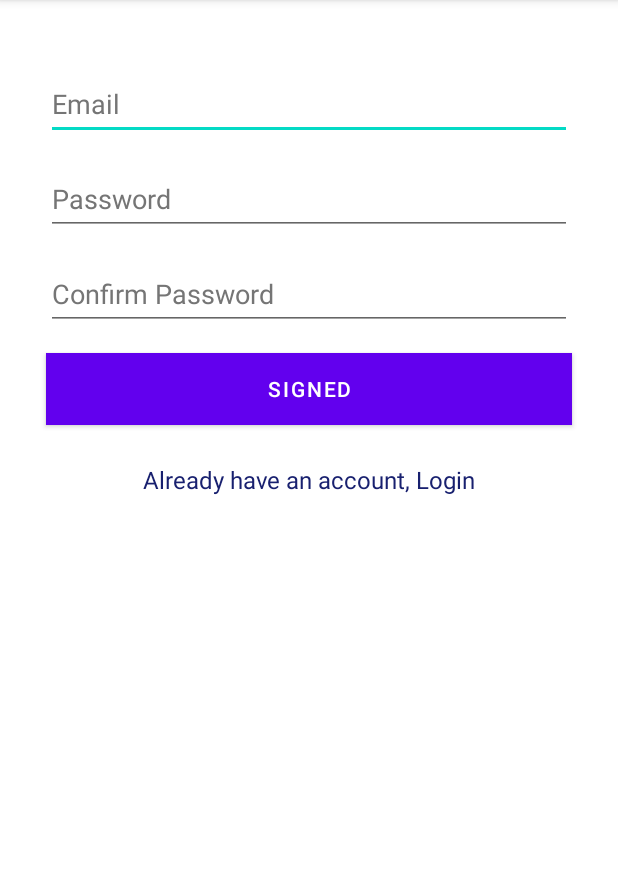
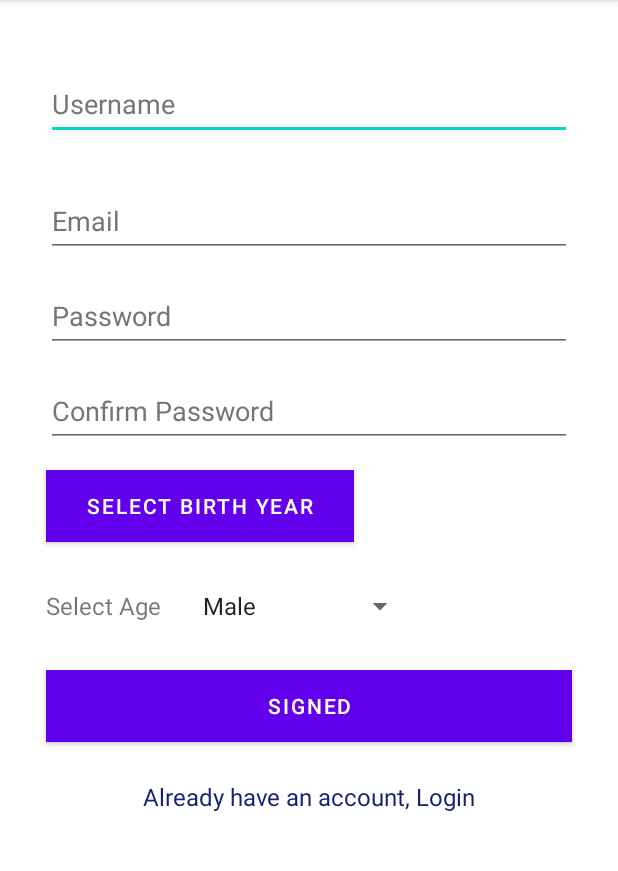
Before and after one commit to ELIJDAYO/mco2, an Android app: the screen it shows after launch (RegistrationActivity), after a tap on "SIGNED", on a phone screen of 412 x 824 dp, the part 84-955 px from its top. Run offline under Robolectric (Android 15) with nearby library versions, the phone set to English and light mode, and no system bars; our stand-ins replace Firebase (no records; nobody signed in at launch, a user with empty details on screens opened directly).

Commit message:
working on saveuserinfo

```diff
--- a/app/build.gradle
+++ b/app/build.gradle
@@ -45,8 +45,12 @@ dependencies {
     testImplementation 'junit:junit:4.13.2'
     androidTestImplementation 'androidx.test.ext:junit:1.1.3'
     androidTestImplementation 'androidx.test.espresso:espresso-core:3.4.0'
-
 //    scalable unit size
     implementation 'com.intuit.ssp:ssp-android:1.1.0'
     implementation 'com.intuit.sdp:sdp-android:1.1.0'
+
+    implementation 'com.google.firebase:firebase-analytics:21.2.0'
+    implementation 'com.google.firebase:firebase-database:20.1.0'
+
+
 }
--- a/app/src/main/java/ph/dlsu/mobdeve/dayon/elijah/s11/mco2/RegistrationActivity.kt
+++ /dev/null
@@ -1,88 +0,0 @@
-package ph.dlsu.mobdeve.dayon.elijah.s11.mco2
-
-import android.app.DatePickerDialog
-import android.content.ContentValues.TAG
-import android.content.Intent
-import android.os.Build
-import androidx.appcompat.app.AppCompatActivity
-import android.os.Bundle
-import android.util.Log
-import android.view.View
-import android.widget.DatePicker
-import android.widget.Toast
-import androidx.annotation.RequiresApi
-import com.google.firebase.auth.FirebaseAuth
-import com.google.firebase.auth.ktx.auth
-import com.google.firebase.ktx.Firebase
-import ph.dlsu.mobdeve.dayon.elijah.s11.mco2.databinding.ActivityRegistrationBinding
-import java.text.SimpleDateFormat
-import java.time.Year
-import java.util.*
-
-class RegistrationActivity : AppCompatActivity(), DatePickerDialog.OnDateSetListener {
-    private lateinit var binding:ActivityRegistrationBinding
-    private val calendar = Calendar.getInstance()
-    private val formatter = SimpleDateFormat("mm/dd/yyyy",Locale.JAPAN)
-    // create Firebase authentication object
-    private lateinit var auth: FirebaseAuth
-    private var chosenyear: Int = 0
-    @RequiresApi(Build.VERSION_CODES.N)
-    override fun onCreate(savedInstanceState: Bundle?) {
-        super.onCreate(savedInstanceState)
-        binding = ActivityRegistrationBinding.inflate(layoutInflater)
-        setContentView(binding.root)
-        // Initialising auth object
-        auth = Firebase.auth
-        binding.btnSSigned.setOnClickListener {
-            signUpUser()
-        }
-
-        // switching from signUp Activity to Login Activity
-        binding.tvRedirectLogin.setOnClickListener {
-            val intent = Intent(this, LoginActivity::class.java)
-            startActivity(intent)
-        }
-        binding.btnYear.setOnClickListener {
-            DatePickerDialog(this,this,calendar.get(Calendar.YEAR),calendar.get(Calendar.MONTH),calendar.get(Calendar.DAY_OF_MONTH)).show()
-        }
-    }
-
-    private fun signUpUser() {
-        val email = binding.etSEmailAddress.text.toString()
-        val pass = binding.etSPassword.text.toString()
-        val confpass = binding.etSConfPassword.text.toString()
-        // check pass
-        if (email.isEmpty() || pass.isEmpty() || confpass.isEmpty()) {
-            Toast.makeText(this, "Email and Password can't be blank", Toast.LENGTH_SHORT).show()
-            return
-        }
-
-        if (pass != confpass) {
-            Toast.makeText(this, "Password and Confirm Password do not match", Toast.LENGTH_SHORT)
-                .show()
-            return
-        }
-        // If all credential are correct
-        // We call createUserWithEmailAndPassword
-        // using auth object and pass the
-        // email and pass in it.
-        auth.createUserWithEmailAndPassword(email, pass).addOnCompleteListener(this) {
-            if (it.isSuccessful) {
-                Toast.makeText(this, "Successfully Singed Up", Toast.LENGTH_SHORT).show()
-                finish()
-            } else {
-                Log.w(TAG, "signInWithCustomToken:failure", it.exception)
-                Toast.makeText(this, "Singed Up Failed!", Toast.LENGTH_SHORT).show()
-            }
-        }
-    }
-
-    override fun onDateSet(p0: DatePicker?, p1: Int, p2: Int, p3: Int) {
-        Log.e("Calendar","$p1 -- $p2 -- $p3")
-        calendar.set(p1,p2,p3)
-        displayFormattedDate(calendar.timeInMillis)
-    }
-    private fun displayFormattedDate(timestamp:Long){
-        binding.tvAge.text = formatter.format(timestamp)
-    }
-}
--- a/app/src/main/java/ph/dlsu/mobdeve/dayon/elijah/s11/mco2/MainActivity.kt
+++ b/app/src/main/java/ph/dlsu/mobdeve/dayon/elijah/s11/mco2/activities/MainActivity.kt
@@ -1,7 +1,8 @@
-package ph.dlsu.mobdeve.dayon.elijah.s11.mco2
+package ph.dlsu.mobdeve.dayon.elijah.s11.mco2.activities
 
 import androidx.appcompat.app.AppCompatActivity
 import android.os.Bundle
+import ph.dlsu.mobdeve.dayon.elijah.s11.mco2.R
 
 class MainActivity : AppCompatActivity() {
     override fun onCreate(savedInstanceState: Bundle?) {
--- /dev/null
+++ b/app/src/main/java/ph/dlsu/mobdeve/dayon/elijah/s11/mco2/activities/RegistrationActivity.kt
@@ -0,0 +1,168 @@
+package ph.dlsu.mobdeve.dayon.elijah.s11.mco2.activities
+
+import android.app.DatePickerDialog
+import android.app.ProgressDialog
+import android.content.Intent
+import android.os.Build
+import androidx.appcompat.app.AppCompatActivity
+import android.os.Bundle
+import android.util.Log
+import android.view.View
+import android.widget.AdapterView
+import android.widget.ArrayAdapter
+import android.widget.DatePicker
+import android.widget.Toast
+import androidx.annotation.RequiresApi
+import com.google.firebase.auth.FirebaseAuth
+import com.google.firebase.auth.ktx.auth
+import com.google.firebase.ktx.Firebase
+import ph.dlsu.mobdeve.dayon.elijah.s11.mco2.R
+import ph.dlsu.mobdeve.dayon.elijah.s11.mco2.databinding.ActivityRegistrationBinding
+import java.text.SimpleDateFormat
+import java.util.*
+
+class RegistrationActivity : AppCompatActivity(), DatePickerDialog.OnDateSetListener {
+    private lateinit var binding:ActivityRegistrationBinding
+    private val calendar = Calendar.getInstance()
+    private val formatter = SimpleDateFormat("mm-dd-yyyy",Locale.TAIWAN)
+    // create Firebase authentication object
+    private lateinit var auth: FirebaseAuth
+    private var chosenyear: Int = 0
+    @RequiresApi(Build.VERSION_CODES.N)
+    override fun onCreate(savedInstanceState: Bundle?) {
+        super.onCreate(savedInstanceState)
+        binding = ActivityRegistrationBinding.inflate(layoutInflater)
+        setContentView(binding.root)
+        // Initialising auth object
+        auth = Firebase.auth
+
+        val gender = resources.getStringArray(R.array.Gender)
+        val spinner = binding.spGender
+        if (spinner != null) {
+            val adapter = ArrayAdapter(this,
+                android.R.layout.simple_spinner_item, gender)
+            spinner.adapter = adapter
+
+            spinner.onItemSelectedListener = object :
+                AdapterView.OnItemSelectedListener {
+                override fun onItemSelected(parent: AdapterView<*>,
+                                            view: View, position: Int, id: Long) {
+                    Toast.makeText(this@RegistrationActivity,
+                        getString(R.string.selected_item) + " " +
+                                "" + gender[position], Toast.LENGTH_SHORT).show()
+                }
+
+                override fun onNothingSelected(parent: AdapterView<*>) {
+                    // write code to perform some action
+                }
+            }
+        }
+        binding.btnSSigned.setOnClickListener {
+            signUpUser()
+        }
+        // switching from signUp Activity to Login Activity
+        binding.tvRedirectLogin.setOnClickListener {
+            val intent = Intent(this, LoginActivity::class.java)
+            startActivity(intent)
+        }
+        binding.btnYear.setOnClickListener {
+            DatePickerDialog(this,this,calendar.get(Calendar.YEAR),calendar.get(Calendar.MONTH),calendar.get(Calendar.DAY_OF_MONTH)).show()
+        }
+    }
+
+    private fun signUpUser() {
+        val username = binding.etUsername.text.toString()
+        val email = binding.etSEmailAddress.text.toString()
+        val pass = binding.etSPassword.text.toString()
+        val confpass = binding.etSConfPassword.text.toString()
+        val birthday = binding.tvAge.text.toString()
+        val gender = binding.spGender.selectedItem.toString()
+        // check pass
+        if (username.isEmpty() || email.isEmpty() || pass.isEmpty() || confpass.isEmpty() || birthday.isEmpty() || gender.isEmpty()) {
+            Toast.makeText(this, "Some field/s is/are blank blank", Toast.LENGTH_SHORT).show()
+            return
+        }
+
+        else if (pass != confpass) {
+            Toast.makeText(this, "Password and Confirm Password do not match", Toast.LENGTH_SHORT)
+                .show()
+            return
+        }
+        else {
+            val progressDialog= ProgressDialog(this@RegistrationActivity)
+            progressDialog.setTitle("SignUp")
+            progressDialog.setMessage("Please wait...")
+            progressDialog.setCanceledOnTouchOutside(false)
+            progressDialog.show()
+
+            auth.createUserWithEmailAndPassword(email,pass)
+                .addOnCompleteListener { task ->
+                    if(task.isSuccessful) {
+                        saveUserInfo(username, email, pass, formatter.parse(birthday), gender, progressDialog)
+                    }
+                    else
+                    {
+                        val message=task.exception!!.toString()
+                        Toast.makeText(this,"Error : $message", Toast.LENGTH_LONG).show()
+                        auth.signOut()
+                        progressDialog.dismiss()
+                    }
+                }
+        }
+    }
+    private fun saveUserInfo(
+        userName: String,
+        email: String,
+        password: String,
+        birthday: Date,
+        gender: String,
+        progressDialog: ProgressDialog
+    ) {
+        val currentUserId=FirebaseAuth.getInstance().currentUser!!.uid
+        val userRef : DatabaseReference=FirebaseDatabase.getInstance().reference.child("Users")
+
+        val userMap=HashMap<String,Any>()
+        userMap["uid"]=currentUserId
+        userMap["fullname"]=fullName
+        userMap["username"]=userName.toLowerCase()
+        userMap["email"]=email
+        userMap["bio"]="Hey! I am using InstaApp"
+        userMap["image"]="gs://instagram-clone-app-205f9.appspot.com/Default images/profile.png"
+
+
+        userRef.child(currentUserId).setValue(userMap)
+            .addOnCompleteListener {task ->
+                if(task.isSuccessful)
+                {
+                    Toast.makeText(this,"Account has been created",Toast.LENGTH_SHORT).show()
+
+
+                    FirebaseDatabase.getInstance().reference
+                        .child("Follow").child(currentUserId)
+                        .child("Following").child(currentUserId)
+                        .setValue(true)
+
+
+                    val intent=Intent(this@SignUpActivity, MainActivity::class.java)
+                    intent.addFlags(Intent.FLAG_ACTIVITY_CLEAR_TASK or Intent.FLAG_ACTIVITY_NEW_TASK)
+                    startActivity(intent)
+                    finish()
+                }
+                else
+                {
+                    val message=task.exception!!.toString()
+                    Toast.makeText(this,"Error : $message", Toast.LENGTH_LONG).show()
+                    FirebaseAuth.getInstance().signOut()
+                    progressDialog.dismiss()
+                }
+            }
+    }
+    override fun onDateSet(p0: DatePicker?, p1: Int, p2: Int, p3: Int) {
+        Log.e("Calendar","$p1 -- $p2 -- $p3")
+        calendar.set(p1,p2,p3)
+        displayFormattedDate(calendar.timeInMillis)
+    }
+    private fun displayFormattedDate(timestamp:Long){
+        binding.tvAge.text = formatter.format(timestamp)
+    }
+}
--- a/app/src/main/java/ph/dlsu/mobdeve/dayon/elijah/s11/mco2/SplashScreen.kt
+++ b/app/src/main/java/ph/dlsu/mobdeve/dayon/elijah/s11/mco2/activities/SplashScreen.kt
@@ -1,4 +1,4 @@
-package ph.dlsu.mobdeve.dayon.elijah.s11.mco2
+package ph.dlsu.mobdeve.dayon.elijah.s11.mco2.activities
 
 import android.content.Intent
 import androidx.appcompat.app.AppCompatActivity
--- a/app/src/main/res/layout/activity_login.xml
+++ b/app/src/main/res/layout/activity_login.xml
@@ -4,7 +4,7 @@
     xmlns:tools="http://schemas.android.com/tools"
     android:layout_width="match_parent"
     android:layout_height="match_parent"
-    tools:context=".LoginActivity">
+    tools:context=".activities.LoginActivity">
 
     <LinearLayout
         android:layout_width="0dp"
--- a/app/src/main/res/layout/activity_main.xml
+++ b/app/src/main/res/layout/activity_main.xml
@@ -4,6 +4,6 @@
     xmlns:tools="http://schemas.android.com/tools"
     android:layout_width="match_parent"
     android:layout_height="match_parent"
-    tools:context=".MainActivity">
+    tools:context=".activities.MainActivity">
 
 </androidx.constraintlayout.widget.ConstraintLayout>
--- a/app/src/main/res/layout/activity_registration.xml
+++ b/app/src/main/res/layout/activity_registration.xml
@@ -5,7 +5,7 @@
     xmlns:tools="http://schemas.android.com/tools"
     android:layout_width="match_parent"
     android:layout_height="match_parent"
-    tools:context=".RegistrationActivity">
+    tools:context=".activities.RegistrationActivity">
 
     <LinearLayout
         android:id="@+id/linearLayout"
@@ -19,7 +19,19 @@
         app:layout_constraintEnd_toEndOf="parent"
         app:layout_constraintStart_toStartOf="parent"
         app:layout_constraintTop_toTopOf="parent">
-
+        <EditText
+            android:id="@+id/etUsername"
+            android:layout_width="match_parent"
+            android:layout_height="wrap_content"
+            android:layout_marginLeft="15dp"
+            android:layout_marginTop="30dp"
+            android:layout_marginRight="15dp"
+            android:autofillHints="username"
+            android:ems="10"
+            android:hint="Username"
+            android:inputType="textEmailAddress"
+            android:minHeight="48dp"
+            android:textColorHint="#757575" />
         <EditText
             android:id="@+id/etSEmailAddress"
             android:layout_width="match_parent"
@@ -62,6 +74,57 @@
             android:minHeight="48dp"
             android:textColorHint="#757575"
             tools:ignore="TextContrastCheck" />
+        <LinearLayout
+            android:id="@+id/linearLayout2"
+            android:layout_width="wrap_content"
+            android:layout_height="wrap_content"
+            android:orientation="horizontal"
+            >
+            <Button
+                android:id="@+id/btn_year"
+                android:layout_width="205dp"
+                android:layout_height="wrap_content"
+                android:layout_margin="15dp"
+                android:background="@color/white"
+                android:text="@string/year" />
+            <TextView
+                android:id="@+id/tv_age"
+                android:layout_width="wrap_content"
+                android:layout_height="wrap_content"
+                android:layout_marginLeft="15dp"
+                android:layout_marginTop="15dp"
+                android:layout_marginRight="15dp"
+                android:autofillHints="Age"
+                />
+        </LinearLayout>
+    <LinearLayout
+        android:id="@+id/linearLayout3"
+        android:layout_width="wrap_content"
+        android:layout_height="wrap_content"
+        android:orientation="horizontal"
+        android:padding="15dp"
+        android:paddingTop="40dp"
+        android:paddingBottom="40dp"
+        app:layout_constraintBottom_toBottomOf="parent"
+        app:layout_constraintEnd_toEndOf="parent"
+        app:layout_constraintStart_toStartOf="parent"
+        app:layout_constraintTop_toTopOf="parent">
+
+        <TextView
+            android:layout_width="wrap_content"
+            android:layout_height="wrap_content"
+            android:text="Select Age"
+            android:textSize="16sp"
+            android:paddingRight="20dp"
+            />
+
+        <Spinner
+            android:id="@+id/sp_gender"
+            android:layout_width="150dp"
+            android:layout_height="wrap_content"
+
+            android:spinnerMode="dialog" />
+    </LinearLayout>
 
         <Button
             android:id="@+id/btnSSigned"
@@ -80,6 +143,7 @@
             android:text="@string/already_have_an_account_login"
             android:textColor="#18206F"
             android:textSize="16sp" />
+
     </LinearLayout>
 
 </androidx.constraintlayout.widget.ConstraintLayout>
--- a/app/src/main/res/layout/activity_splash_screen.xml
+++ b/app/src/main/res/layout/activity_splash_screen.xml
@@ -5,7 +5,7 @@
     android:layout_width="match_parent"
     android:layout_height="match_parent"
     android:background="@color/goldenrod"
-    tools:context=".SplashScreen">
+    tools:context=".activities.SplashScreen">
 
     <TextView
         android:id="@+id/tv_title"
--- a/app/src/main/res/values/strings.xml
+++ b/app/src/main/res/values/strings.xml
@@ -8,5 +8,12 @@
     <string name="already_have_an_account_login">Already have an account, Login</string>
     <string name="login">Login</string>
     <string name="don_t_have_an_account_sign_in">Don`t have an account, Sign-in</string>
+    <string name="selected_item">Selected item:</string>
+    <string-array name="Gender">
+        <item>Male</item>
+        <item>Female</item>
+        <item>N/A</item>
+    </string-array>
+    <string name="year">Select Birth Year</string>
 
 </resources>
```
Also changed, not shown: app/src/main/AndroidManifest.xml (+5 -4 lines), app/src/main/java/ph/dlsu/mobdeve/dayon/elijah/s11/mco2/activities/LoginActivity.kt (renamed from app/src/main/java/ph/dlsu/mobdeve/dayon/elijah/s11/mco2/LoginActivity.kt, +5 -2 lines), app/src/main/res/values/themes.xml (+15 -0 lines), build.gradle (line endings or trailing spaces), 1 other file.
